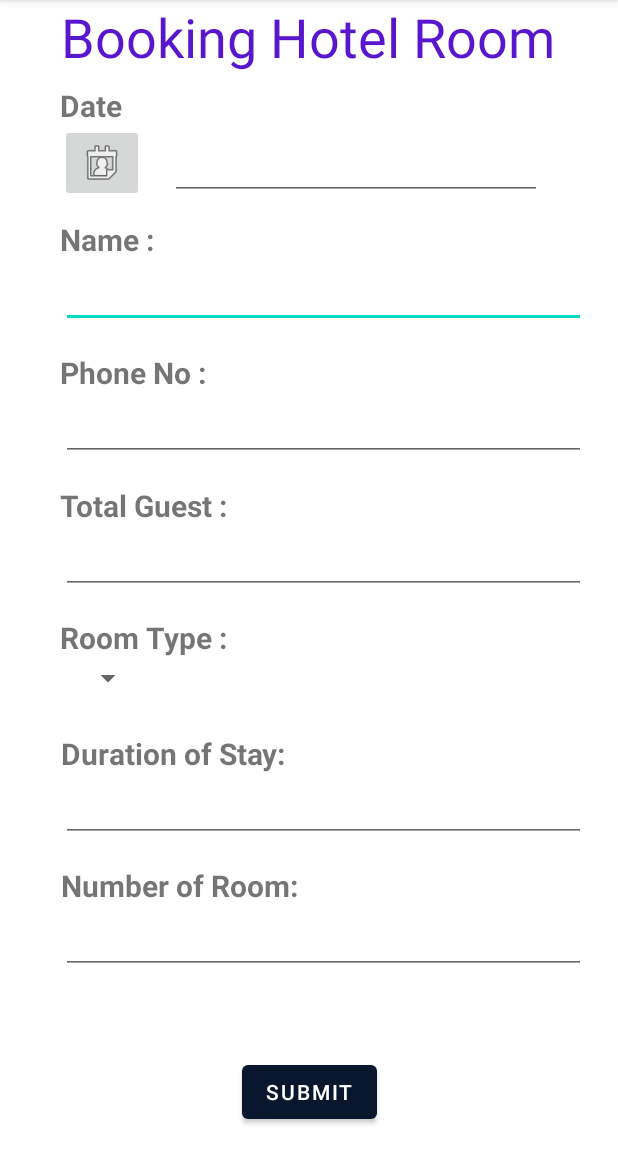
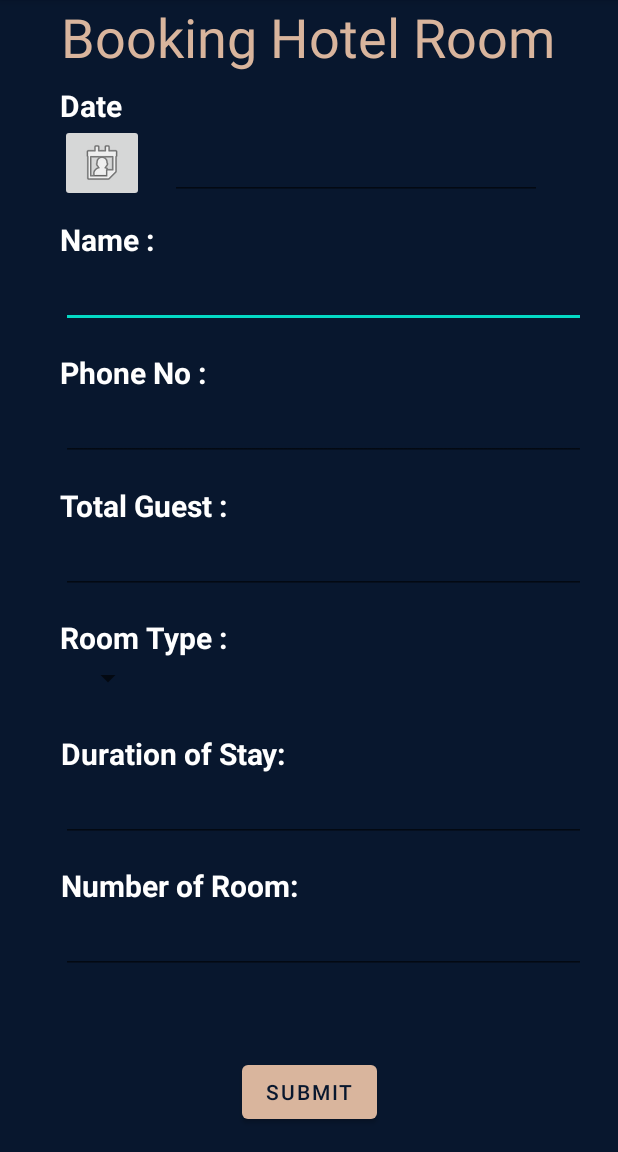
Before and after one commit to nurirdinasyafiqah/mp2022_g04, an Android app: the Booking screen opened directly, with no data from a screen before it, on a phone screen of 412 x 824 dp, the part 84-1236 px from its top. Run offline under Robolectric (Android 15) with nearby library versions, the phone set to English and light mode, and no system bars; Roboto replaces fonts that are not available here.

Commit message:
Booking, confirm, receipt and activity sec

```diff
--- a/mpRightInn/app/src/main/res/layout/activity_booking.xml
+++ b/mpRightInn/app/src/main/res/layout/activity_booking.xml
@@ -4,7 +4,7 @@
     xmlns:tools="http://schemas.android.com/tools"
     android:layout_width="match_parent"
     android:layout_height="match_parent"
-    android:background="#00FFFFFF"
+    android:background="#08172E"
     tools:context=".Booking">
 
     <TextView
@@ -12,7 +12,7 @@
         android:layout_width="wrap_content"
         android:layout_height="wrap_content"
         android:text="Booking Hotel Room"
-        android:textColor="#5816CD"
+        android:textColor="#D9B59D"
         android:textSize="36sp"
         app:layout_constraintBottom_toBottomOf="parent"
         app:layout_constraintEnd_toEndOf="parent"
@@ -27,6 +27,8 @@
         android:layout_height="wrap_content"
         android:layout_marginBottom="16dp"
         android:text="submit"
+        android:textColor="#08172E"
+        app:backgroundTint="#D9B59D"
         app:layout_constraintBottom_toBottomOf="parent"
         app:layout_constraintEnd_toEndOf="parent"
         app:layout_constraintStart_toStartOf="parent"
@@ -38,6 +40,7 @@
         android:layout_width="wrap_content"
         android:layout_height="wrap_content"
         android:text="Name :"
+        android:textColor="#FFFFFF"
         android:textSize="20sp"
         android:textStyle="bold"
         app:layout_constraintBottom_toBottomOf="parent"
@@ -54,6 +57,7 @@
         android:layout_marginBottom="460dp"
         android:ems="10"
         android:inputType="textPersonName"
+        android:textColor="#FFFFFF"
         app:layout_constraintBottom_toBottomOf="parent"
         app:layout_constraintEnd_toEndOf="parent"
         app:layout_constraintHorizontal_bias="0.655"
@@ -67,6 +71,7 @@
         android:layout_height="wrap_content"
         android:layout_marginTop="16dp"
         android:text="Phone No :"
+        android:textColor="#FFFFFF"
         android:textSize="20sp"
         android:textStyle="bold"
         app:layout_constraintBottom_toBottomOf="parent"
@@ -82,6 +87,7 @@
         android:layout_height="45dp"
         android:ems="10"
         android:inputType="number"
+        android:textColor="#FFFFFF"
         app:layout_constraintBottom_toBottomOf="parent"
         app:layout_constraintEnd_toEndOf="parent"
         app:layout_constraintHorizontal_bias="0.655"
@@ -94,6 +100,7 @@
         android:layout_width="wrap_content"
         android:layout_height="wrap_content"
         android:text="Total Guest :"
+        android:textColor="#FFFFFF"
         android:textSize="20sp"
         android:textStyle="bold"
         app:layout_constraintBottom_toBottomOf="parent"
@@ -110,6 +117,7 @@
         android:layout_marginBottom="272dp"
         android:ems="10"
         android:inputType="number"
+        android:textColor="#FFFFFF"
         app:layout_constraintBottom_toBottomOf="parent"
         app:layout_constraintEnd_toEndOf="parent"
         app:layout_constraintHorizontal_bias="0.655"
@@ -123,6 +131,7 @@
         android:layout_height="wrap_content"
         android:layout_marginTop="12dp"
         android:text="Room Type :"
+        android:textColor="#FFFFFF"
         android:textSize="20sp"
         android:textStyle="bold"
         app:layout_constraintBottom_toBottomOf="parent"
@@ -151,6 +160,7 @@
         android:layout_height="26dp"
         android:layout_marginTop="8dp"
         android:text="Date"
+        android:textColor="#FFFFFF"
         android:textSize="20sp"
         android:textStyle="bold"
         app:layout_constraintEnd_toEndOf="parent"
@@ -165,6 +175,7 @@
         android:layout_marginTop="4dp"
         android:ems="10"
         android:inputType="date"
+        android:textColor="#FFFFFF"
         app:layout_constraintBottom_toBottomOf="parent"
         app:layout_constraintEnd_toEndOf="parent"
         app:layout_constraintHorizontal_bias="0.691"
@@ -187,6 +198,7 @@
         android:layout_width="wrap_content"
         android:layout_height="wrap_content"
         android:text="Duration of Stay:"
+        android:textColor="#FFFFFF"
         android:textSize="20sp"
         android:textStyle="bold"
         app:layout_constraintBottom_toBottomOf="parent"
@@ -202,6 +214,8 @@
         android:layout_height="wrap_content"
         android:fontFamily="sans-serif"
         android:text="Number of Room:"
+        android:textColor="#FFFFFF"
+        android:textColorHint="#FFFFFF"
         android:textSize="20sp"
         android:textStyle="bold"
         app:layout_constraintBottom_toBottomOf="parent"
@@ -217,6 +231,7 @@
         android:layout_height="45dp"
         android:ems="10"
         android:inputType="number"
+        android:textColor="#FFFFFF"
         app:layout_constraintBottom_toBottomOf="parent"
         app:layout_constraintEnd_toEndOf="parent"
         app:layout_constraintHorizontal_bias="0.655"
@@ -230,6 +245,7 @@
         android:layout_height="45dp"
         android:ems="10"
         android:inputType="number"
+        android:textColor="#FFFFFF"
         app:layout_constraintBottom_toBottomOf="parent"
         app:layout_constraintEnd_toEndOf="parent"
         app:layout_constraintHorizontal_bias="0.655"
```
Also changed, not shown: mpRightInn/app/src/main/res/layout/activity_confirm.xml (+19 -0 lines), mpRightInn/app/src/main/res/layout/activity_receipt.xml (+11 -0 lines), mpRightInn/app/src/main/res/layout/activity_second.xml (+14 -0 lines).
